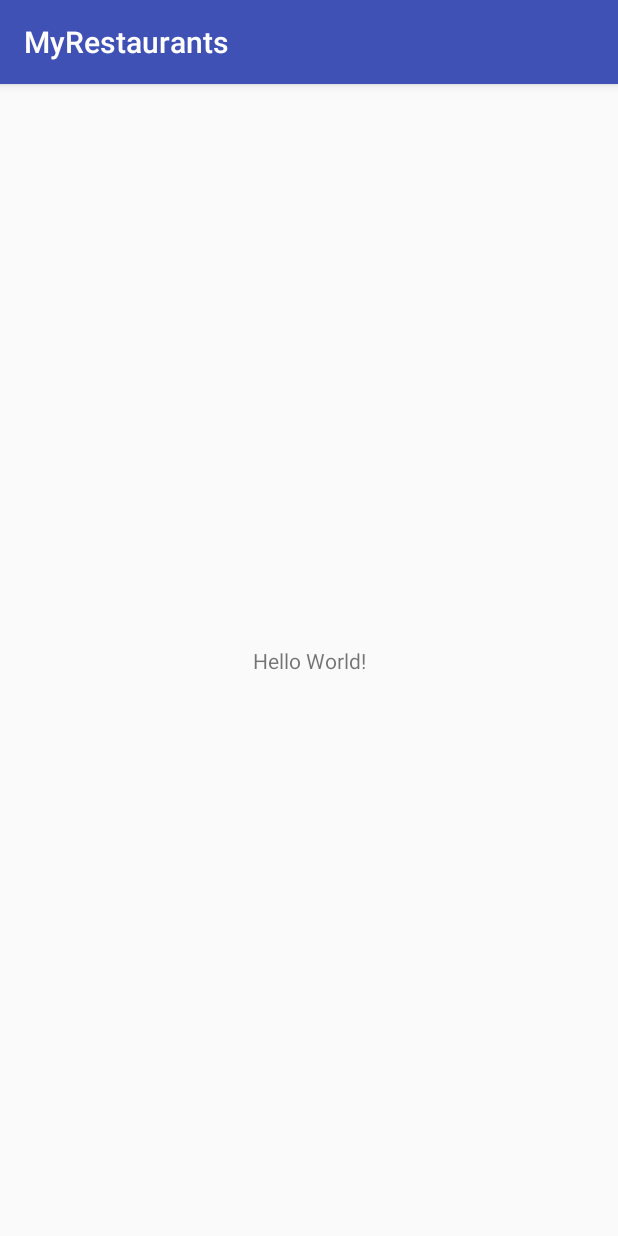
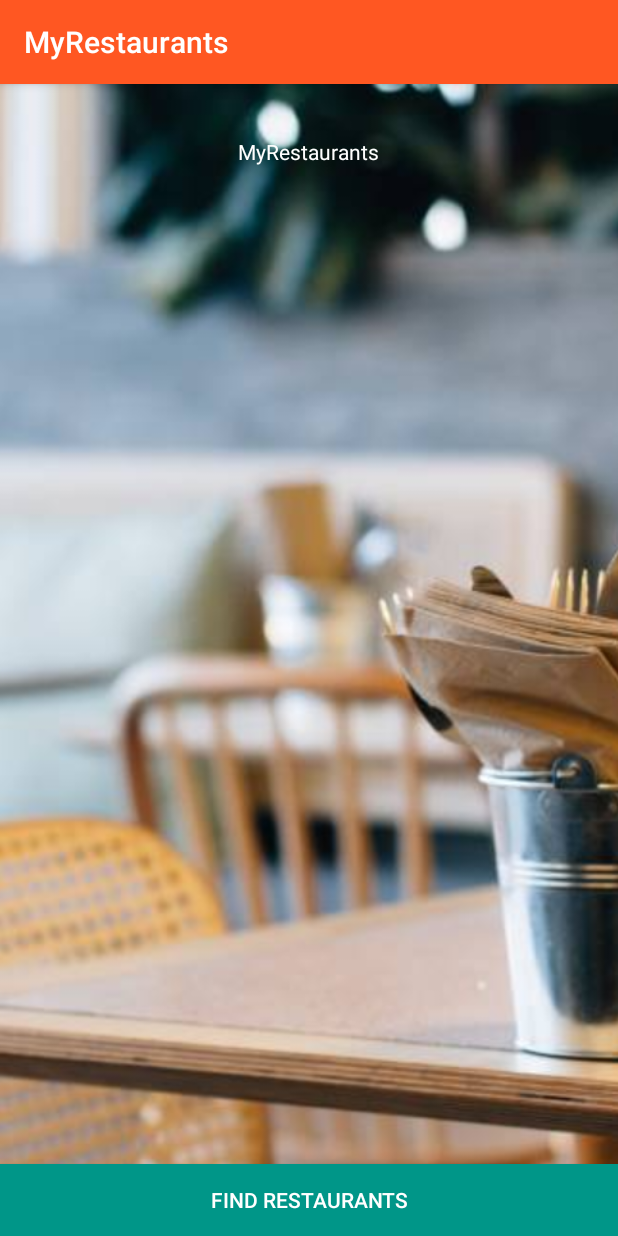
Before and after one commit to ashmortar/myRestaurants-androidStudio3, an Android app: the screen it shows after launch (MainActivity), on a phone screen of 412 x 824 dp. Run offline under Robolectric (Android 15) with nearby library versions, the phone set to English and light mode, and no system bars.

Commit message:
Add home page with button toast.

```diff
--- a/app/src/main/java/com/example/guest/myrestaurants/MainActivity.java
+++ b/app/src/main/java/com/example/guest/myrestaurants/MainActivity.java
@@ -2,12 +2,23 @@ package com.example.guest.myrestaurants;
 
 import android.support.v7.app.AppCompatActivity;
 import android.os.Bundle;
+import android.view.View;
+import android.widget.Button;
+import android.widget.Toast;
 
 public class MainActivity extends AppCompatActivity {
+    private Button mFindRestaurantsButton;
 
     @Override
     protected void onCreate(Bundle savedInstanceState) {
         super.onCreate(savedInstanceState);
         setContentView(R.layout.activity_main);
+        mFindRestaurantsButton = (Button) findViewById(R.id.findRestaurantsButton);
+        mFindRestaurantsButton.setOnClickListener(new View.OnClickListener() {
+            @Override
+                public void onClick(View v) {
+                Toast.makeText(MainActivity.this, "Hello World!", Toast.LENGTH_LONG).show();
+            }
+        });
     }
 }
--- a/app/src/main/res/layout/activity_main.xml
+++ b/app/src/main/res/layout/activity_main.xml
@@ -1,18 +1,34 @@
 <?xml version="1.0" encoding="utf-8"?>
-<android.support.constraint.ConstraintLayout xmlns:android="http://schemas.android.com/apk/res/android"
-    xmlns:app="http://schemas.android.com/apk/res-auto"
-    xmlns:tools="http://schemas.android.com/tools"
+<RelativeLayout xmlns:android="http://schemas.android.com/apk/res/android"
     android:layout_width="match_parent"
-    android:layout_height="match_parent"
-    tools:context="com.example.guest.myrestaurants.MainActivity">
+    android:layout_height="match_parent">
+
+    <ImageView
+        android:layout_width="wrap_content"
+        android:layout_height="match_parent"
+        android:id="@+id/imageView"
+        android:src="@drawable/background"
+        android:scaleType="centerCrop"
+        android:layout_alignParentTop="true"
+        android:layout_centerHorizontal="true" />
 
     <TextView
         android:layout_width="wrap_content"
         android:layout_height="wrap_content"
-        android:text="Hello World!"
-        app:layout_constraintBottom_toBottomOf="parent"
-        app:layout_constraintLeft_toLeftOf="parent"
-        app:layout_constraintRight_toRightOf="parent"
-        app:layout_constraintTop_toTopOf="parent" />
+        android:text="MyRestaurants"
+        android:layout_alignParentTop="true"
+        android:layout_centerHorizontal="true"
+        android:layout_marginTop="35dp"
+        android:textColor="@color/colorTextIcons" />
 
-</android.support.constraint.ConstraintLayout>
+    <Button
+        android:layout_width="match_parent"
+        android:layout_height="wrap_content"
+        android:text="Find Restaurants"
+        android:id="@+id/findRestaurantsButton"
+        android:background="@color/colorAccent"
+        android:textColor="@color/colorTextIcons"
+        android:layout_alignParentBottom="true"
+        android:layout_centerHorizontal="true" />
+
+</RelativeLayout>
--- a/app/src/main/res/values/colors.xml
+++ b/app/src/main/res/values/colors.xml
@@ -1,6 +1,11 @@
 <?xml version="1.0" encoding="utf-8"?>
 <resources>
-    <color name="colorPrimary">#3F51B5</color>
-    <color name="colorPrimaryDark">#303F9F</color>
-    <color name="colorAccent">#FF4081</color>
+    <color name="colorPrimary">#FF5722</color>
+    <color name="colorPrimaryDark">#E64A19</color>
+    <color name="colorPrimaryLight">#FFCCBC</color>
+    <color name="colorTextIcons">#FFFFFF</color>
+    <color name="colorAccent">#009688</color>
+    <color name="colorPrimaryText">#212121</color>
+    <color name="colorSecondaryText">#727272</color>
+    <color name="colorDivider">#B6B6B6</color>
 </resources>
```
Also changed, not shown: app/src/main/res/drawable/background.jpg (added).
